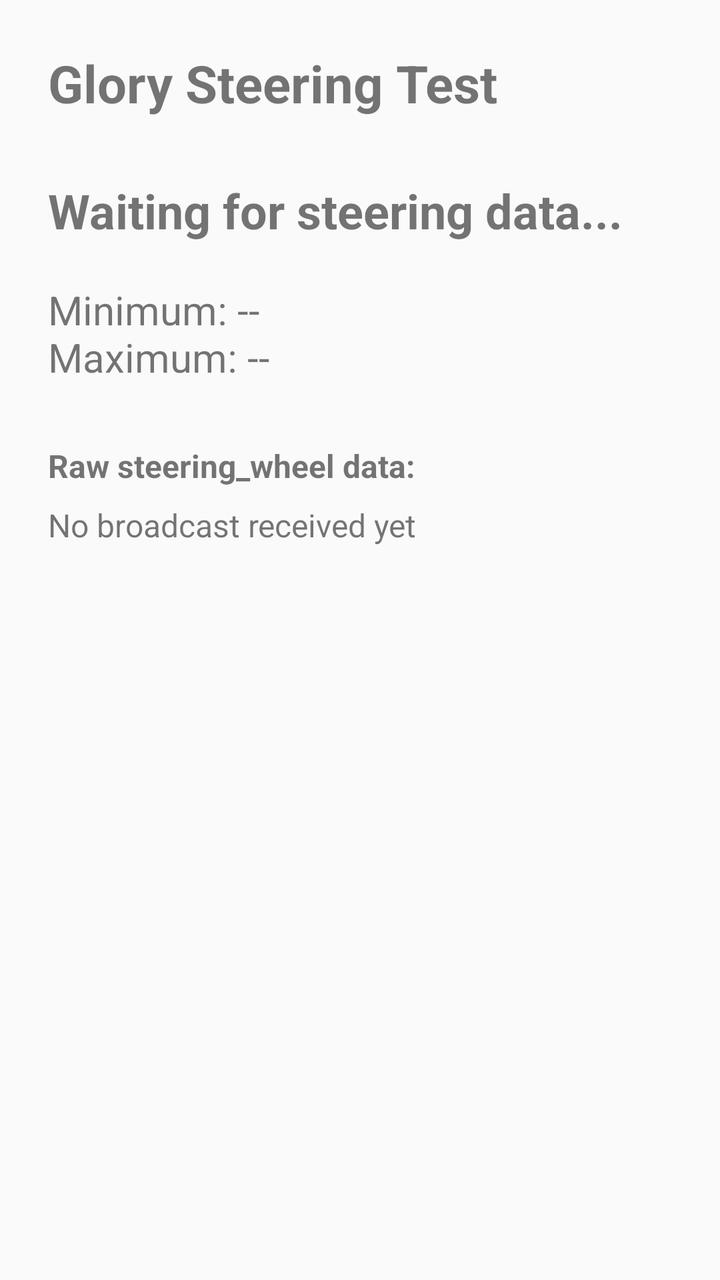
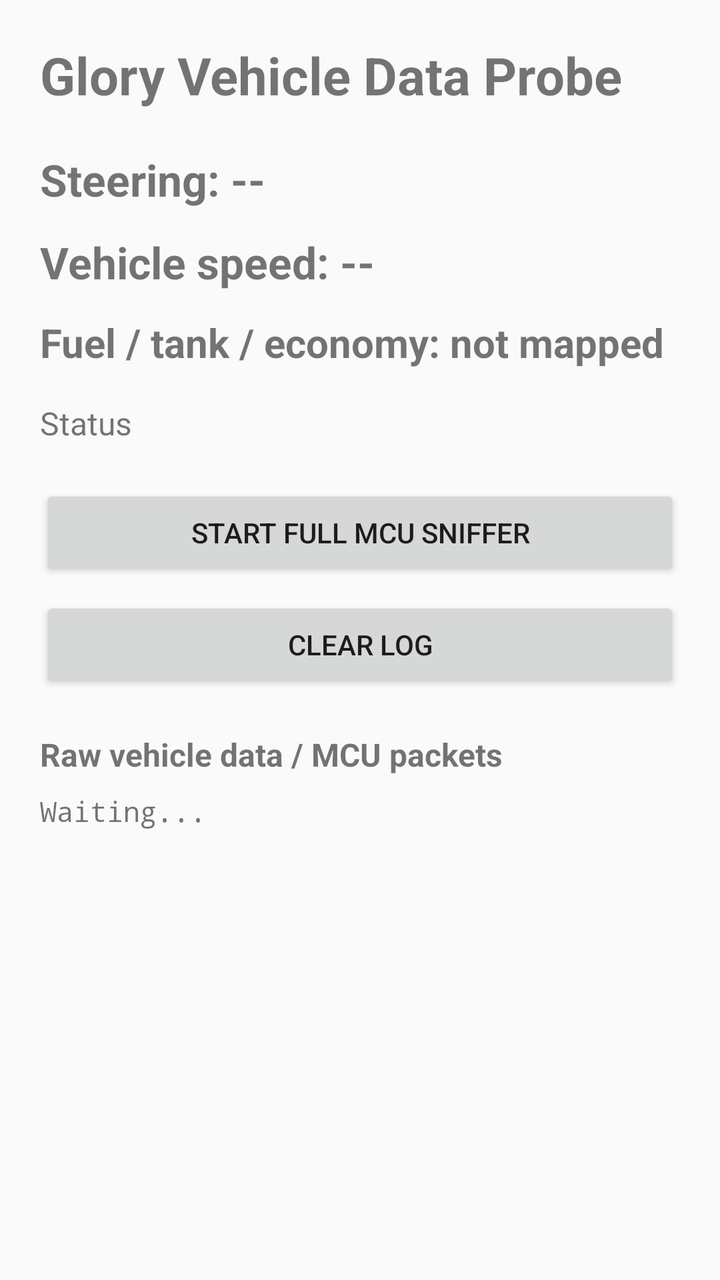

Two renders of the same Android screen: before a commit and after it. Below are the layout's source before the change and the commit's diff.
<!-- AndroidManifest.xml: application theme android:Theme.Material.Light.NoActionBar -->
<!-- res/layout/activity_main.xml -->
<?xml version="1.0" encoding="utf-8"?>
<ScrollView xmlns:android="http://schemas.android.com/apk/res/android"
    android:layout_width="match_parent"
    android:layout_height="match_parent">

    <LinearLayout
        android:layout_width="match_parent"
        android:layout_height="wrap_content"
        android:orientation="vertical"
        android:padding="24dp">

        <TextView
            android:layout_width="match_parent"
            android:layout_height="wrap_content"
            android:text="Glory Steering Test"
            android:textSize="26sp"
            android:textStyle="bold" />

        <TextView
            android:id="@+id/angle"
            android:layout_width="match_parent"
            android:layout_height="wrap_content"
            android:layout_marginTop="30dp"
            android:text="Waiting for steering data..."
            android:textSize="24sp"
            android:textStyle="bold" />

        <TextView
            android:id="@+id/range"
            android:layout_width="match_parent"
            android:layout_height="wrap_content"
            android:layout_marginTop="20dp"
            android:text="Minimum: --&#10;Maximum: --"
            android:textSize="20sp" />

        <TextView
            android:layout_width="match_parent"
            android:layout_height="wrap_content"
            android:layout_marginTop="30dp"
            android:text="Raw steering_wheel data:"
            android:textSize="16sp"
            android:textStyle="bold" />

        <TextView
            android:id="@+id/raw"
            android:layout_width="match_parent"
            android:layout_height="wrap_content"
            android:layout_marginTop="8dp"
            android:text="No broadcast received yet"
            android:textIsSelectable="true"
            android:textSize="16sp" />

    </LinearLayout>

</ScrollView>
<!-- resources referenced by this layout -->
<resources>

</resources>

<!-- the commit's change to res/layout/activity_main.xml (unified diff, before → after) -->
@@ -1,5 +1,6 @@
 <?xml version="1.0" encoding="utf-8"?>
-<ScrollView xmlns:android="http://schemas.android.com/apk/res/android"
+<ScrollView
+    xmlns:android="http://schemas.android.com/apk/res/android"
     android:layout_width="match_parent"
     android:layout_height="match_parent">
 
@@ -7,48 +8,89 @@
         android:layout_width="match_parent"
         android:layout_height="wrap_content"
         android:orientation="vertical"
-        android:padding="24dp">
+        android:padding="20dp">
 
         <TextView
             android:layout_width="match_parent"
             android:layout_height="wrap_content"
-            android:text="Glory Steering Test"
+            android:text="Glory Vehicle Data Probe"
             android:textSize="26sp"
             android:textStyle="bold" />
 
-        <TextView
-            android:id="@+id/angle"
-            android:layout_width="match_parent"
-            android:layout_height="wrap_content"
-            android:layout_marginTop="30dp"
-            android:text="Waiting for steering data..."
-            android:textSize="24sp"
-            android:textStyle="bold" />
 
         <TextView
-            android:id="@+id/range"
+            android:id="@+id/steering"
             android:layout_width="match_parent"
             android:layout_height="wrap_content"
             android:layout_marginTop="20dp"
-            android:text="Minimum: --&#10;Maximum: --"
-            android:textSize="20sp" />
+            android:text="Steering: --"
+            android:textSize="22sp"
+            android:textStyle="bold" />
+
+
+        <TextView
+            android:id="@+id/speed"
+            android:layout_width="match_parent"
+            android:layout_height="wrap_content"
+            android:layout_marginTop="12dp"
+            android:text="Vehicle speed: --"
+            android:textSize="22sp"
+            android:textStyle="bold" />
+
+
+        <TextView
+            android:id="@+id/fuel"
+            android:layout_width="match_parent"
+            android:layout_height="wrap_content"
+            android:layout_marginTop="12dp"
+            android:text="Fuel / tank / economy: not mapped"
+            android:textSize="20sp"
+            android:textStyle="bold" />
+
+
+        <TextView
+            android:id="@+id/status"
+            android:layout_width="match_parent"
+            android:layout_height="wrap_content"
+            android:layout_marginTop="16dp"
+            android:text="Status"
+            android:textSize="16sp" />
+
+
+        <Button
+            android:id="@+id/sniff"
+            android:layout_width="match_parent"
+            android:layout_height="wrap_content"
+            android:layout_marginTop="20dp"
+            android:text="Start Full MCU Sniffer" />
+
+
+        <Button
+            android:id="@+id/clear"
+            android:layout_width="match_parent"
+            android:layout_height="wrap_content"
+            android:layout_marginTop="8dp"
+            android:text="Clear Log" />
+
 
         <TextView
             android:layout_width="match_parent"
             android:layout_height="wrap_content"
-            android:layout_marginTop="30dp"
-            android:text="Raw steering_wheel data:"
+            android:layout_marginTop="20dp"
+            android:text="Raw vehicle data / MCU packets"
             android:textSize="16sp"
             android:textStyle="bold" />
+
 
         <TextView
             android:id="@+id/raw"
             android:layout_width="match_parent"
             android:layout_height="wrap_content"
             android:layout_marginTop="8dp"
-            android:text="No broadcast received yet"
+            android:fontFamily="monospace"
+            android:text="Waiting..."
             android:textIsSelectable="true"
-            android:textSize="16sp" />
+            android:textSize="14sp" />
 
     </LinearLayout>
 
